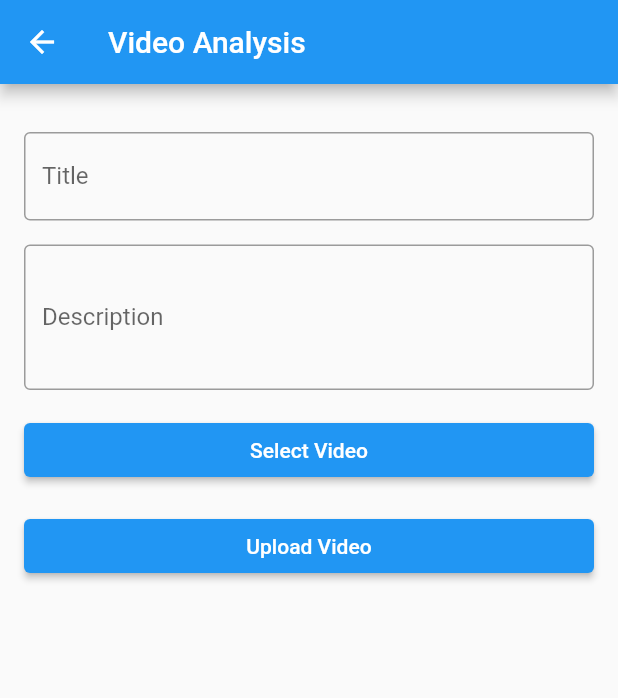
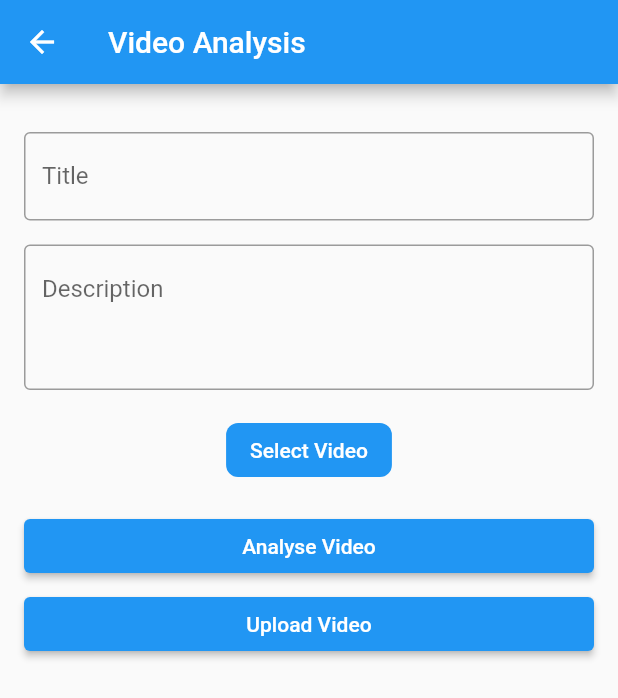
Before and after one commit to timothysashimi/BetaAlpha, a Flutter app: the screen it shows once a user with an empty profile is signed in, item 2 of the bottom bar chosen, on a phone screen of 412 x 824 dp. Shown: the top 698 px of the screen. Run offline on Flutter 3.47's test engine with Material 2 defaults, Android fonts, the light colour scheme and no system bars; our stand-ins replace chewie, firebase_auth, firebase_core, get, image_picker, video_player; accounts and stored records are empty.

Commit message:
video player added

```diff
--- /dev/null
+++ b/lib/components/video_data.dart
@@ -0,0 +1,14 @@
+import 'dart:io';
+import 'package:flutter/material.dart';
+
+class VideoData {
+  String title;
+  String description;
+  File videoFile;
+
+  VideoData({
+    required this.title,
+    required this.description,
+    required this.videoFile,
+  });
+}
--- /dev/null
+++ b/lib/pages/upload_video/select_video.dart
@@ -0,0 +1,68 @@
+import 'package:flutter/material.dart';
+import 'package:image_picker/image_picker.dart';
+import 'dart:io';
+import 'package:video_player/video_player.dart';
+import 'package:orbital_app/pages/upload_video/video_player_view.dart';
+
+class SelectVideo extends StatefulWidget {
+  const SelectVideo({super.key, required this.onVideoSelected});
+
+  final void Function(File videoFile) onVideoSelected;
+
+  @override
+  State<SelectVideo> createState() => _SelectVideoState();
+}
+
+class _SelectVideoState extends State<SelectVideo> {
+  File? _file;
+  bool _isVideoPlaying = false;
+
+  void _handleVideoSelected(File videoFile) {
+    setState(() {
+      _file = videoFile;
+      _isVideoPlaying = false;
+    });
+
+    // Pass the selected video file back to the UploadVideoPage
+    widget.onVideoSelected(videoFile);
+  }
+
+  @override
+  Widget build(BuildContext context) {
+    return Column(
+      children: [
+        if (_file != null)
+          VideoPlayerView(
+            url: _file!.path,
+            dataSourceType: DataSourceType.file,
+            onVideoStart: () {
+              setState(() {
+                _isVideoPlaying = true;
+              });
+            },
+          ),
+        if (_file == null || !_isVideoPlaying)
+          TextButton(
+            onPressed: () async {
+              final file =
+                  await ImagePicker().pickVideo(source: ImageSource.gallery);
+              if (file != null) {
+                _handleVideoSelected(File(file.path));
+              }
+            },
+            style: TextButton.styleFrom(
+              foregroundColor: Colors.white, // Button text color
+              backgroundColor: Colors.blue, // Button background color
+              padding: const EdgeInsets.symmetric(
+                  horizontal: 16, vertical: 10), // Button padding
+              shape: RoundedRectangleBorder(
+                  borderRadius: BorderRadius.circular(8)), // Button shape
+            ),
+            child: const Text(
+              'Select Video',
+            ),
+          ),
+      ],
+    );
+  }
+}
--- a/lib/pages/upload_video/upload_video_page.dart
+++ b/lib/pages/upload_video/upload_video_page.dart
@@ -1,4 +1,10 @@
+import 'dart:io';
 import 'package:flutter/material.dart';
+import 'package:image_picker/image_picker.dart';
+import 'package:get/get.dart';
+import 'package:orbital_app/pages/upload_video/video_player_view.dart';
+import 'package:orbital_app/components/video_data.dart';
+import 'package:orbital_app/pages/upload_video/select_video.dart';
 
 class UploadVideoPage extends StatefulWidget {
   const UploadVideoPage({super.key});
@@ -8,44 +14,84 @@ class UploadVideoPage extends StatefulWidget {
 }
 
 class _UploadVideoPageState extends State<UploadVideoPage> {
-  /*displayDialogBox() {
-    return showDialog(context: context,
-    builder:)
-  }*/
+  File? _selectedVideo;
+  TextEditingController _titleController = TextEditingController();
+  TextEditingController _descriptionController = TextEditingController();
+
+  void _handleVideoUpload(File videoFile) {
+    setState(() {
+      _selectedVideo = videoFile;
+    });
+  }
+
+  void _UploadVideoLogic() {
+    String title = _titleController.text;
+    String description = _descriptionController.text;
+    if (title.isNotEmpty && description.isNotEmpty && _selectedVideo != null) {
+      // Implement video upload logic using _selectedVideo
+      // For example, you can upload the video to a server or store it locally
+      // You can access the file path using _selectedVideo.path
+      VideoData videoData = VideoData(
+        title: title,
+        description: description,
+        videoFile: _selectedVideo!,
+      );
+
+      _titleController.clear();
+      _descriptionController.clear();
+      setState(() {
+        _selectedVideo = null;
+      });
+    } else {
+      // Handle case where required fields are not filled or video is not selected
+      // Display an error message or show a snackbar to notify the user
+    }
+  }
+
+  @override
+  void dispose() {
+    _titleController.dispose();
+    _descriptionController.dispose();
+    super.dispose();
+  }
+
   @override
   Widget build(BuildContext context) {
     return Scaffold(
       appBar: AppBar(
-        title: Text('Video Analysis'),
+        title: const Text('Video Analysis'),
       ),
-      body: Padding(
+      body: ListView(
         padding: const EdgeInsets.all(16.0),
-        child: Column(
-          crossAxisAlignment: CrossAxisAlignment.stretch,
         children: [
           const SizedBox(height: 16.0),
-            const TextField(
-              decoration: InputDecoration(
+          TextField(
+            controller: _titleController,
+            decoration: const InputDecoration(
               labelText: 'Title',
               border: OutlineInputBorder(),
             ),
           ),
           const SizedBox(height: 16.0),
-            const TextField(
-              decoration: InputDecoration(
+          TextField(
+            controller: _descriptionController,
+            decoration: const InputDecoration(
               labelText: 'Description',
               border: OutlineInputBorder(),
+              alignLabelWithHint: true,
             ),
             maxLines: 3,
           ),
           const SizedBox(height: 16.0),
+          SelectVideo(onVideoSelected: _handleVideoUpload),
+          const SizedBox(height: 16.0),
           ElevatedButton(
             onPressed: () {
-                // Implement video selection logic
+              // Implement video upload logic
             },
-              child: const Text('Select Video'),
+            child: const Text('Analyse Video'),
           ),
-            const SizedBox(height: 16.0),
+          const SizedBox(height: 4.0),
           ElevatedButton(
             onPressed: () {
               // Implement video upload logic
@@ -54,7 +100,6 @@ class _UploadVideoPageState extends State<UploadVideoPage> {
           ),
         ],
       ),
-      ),
     );
   }
 }
--- a/pubspec.yaml
+++ b/pubspec.yaml
@@ -37,6 +37,10 @@ dependencies:
   cupertino_icons: ^1.0.2
   firebase_core: ^2.13.0
   firebase_auth: ^4.6.1
+  image_picker: ^0.8.7+5
+  get: ^4.6.5
+  video_player: ^2.6.1
+  chewie: ^1.5.0
 
 dev_dependencies:
   flutter_test:
```
Also changed, not shown: lib/pages/upload_video/video_player_view.dart (added, +63 -0 lines), lib/pages/upload_video/gallery.dart (added), pubspec.lock, 4 other files. Lines whose indentation alone changed are shown as unchanged.
